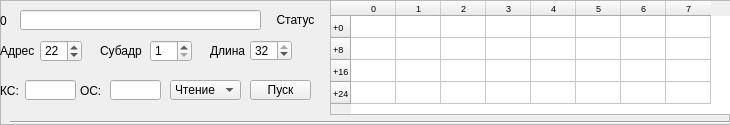
First picture: the form in mko_unit_widget.ui, repository a-styuf/kpa_be_ske_lr, before the edit.
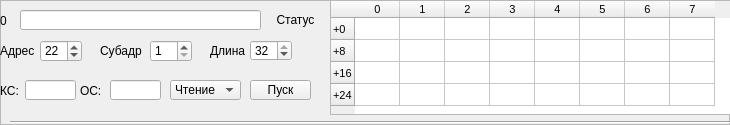
Second picture: the form after the edit.

What changed in the file:
```diff
--- a/mko_unit_widget.ui
+++ b/mko_unit_widget.ui
@@ -239,7 +239,7 @@
    </property>
    <property name="font">
     <font>
-     <pointsize>7</pointsize>
+     <pointsize>8</pointsize>
     </font>
    </property>
    <property name="verticalScrollBarPolicy">
```
